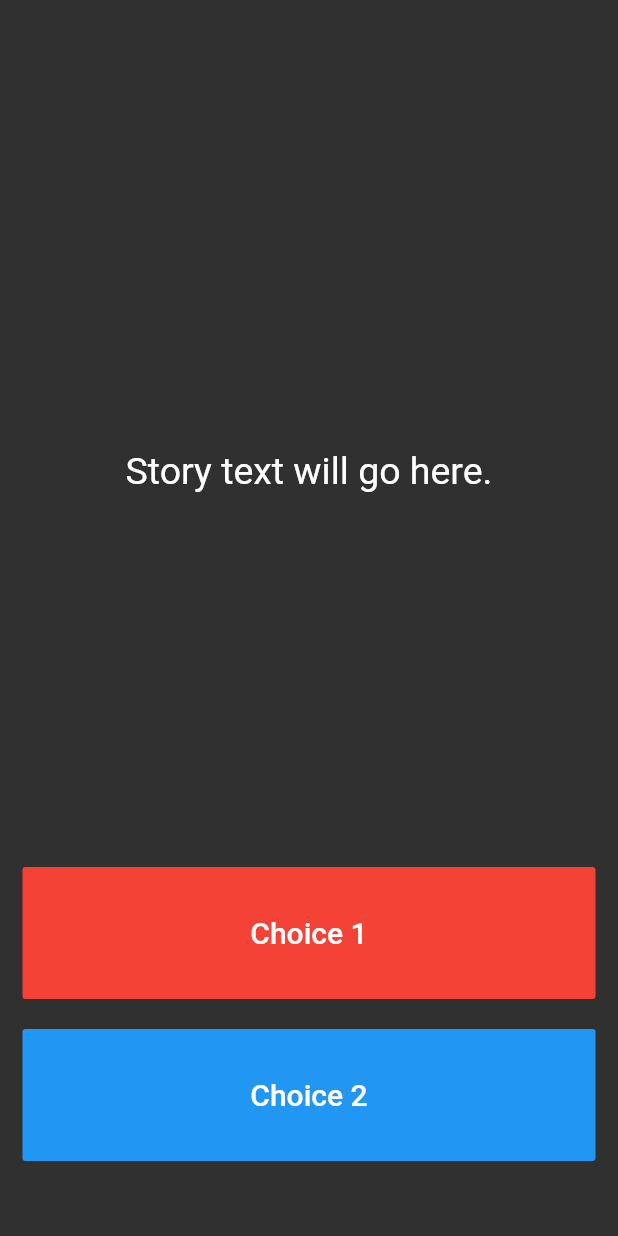
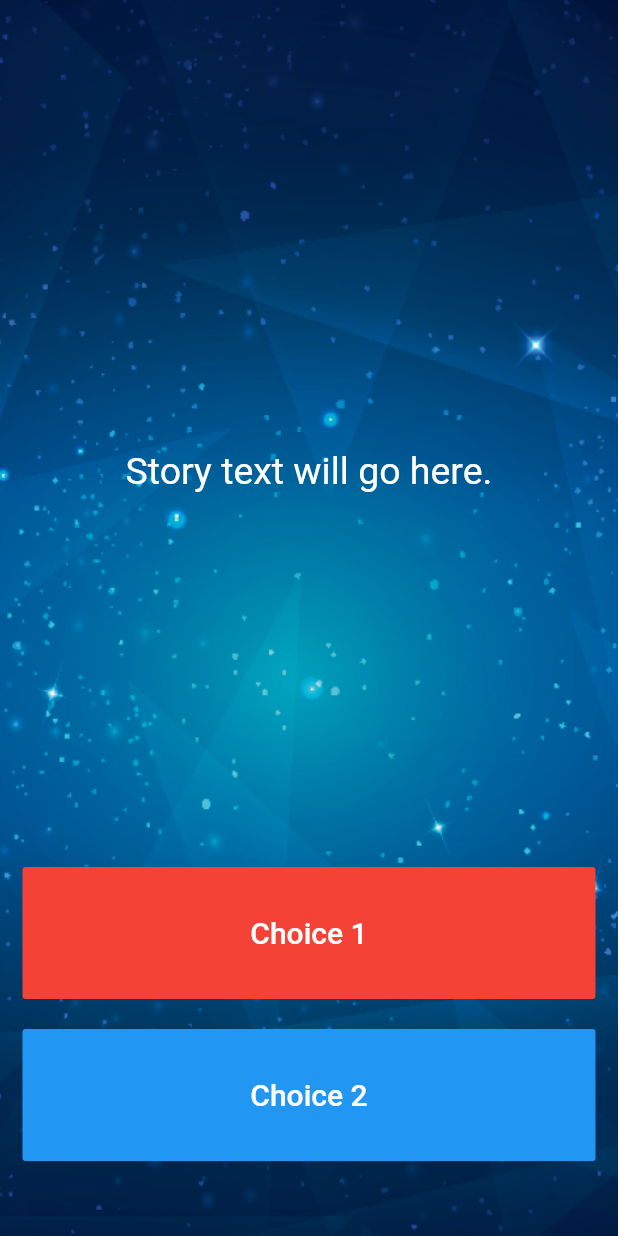
Before and after one commit to scottcal/flutter, a Flutter app: the screen it shows after launch, on a phone screen of 412 x 824 dp. Run offline on Flutter 3.47's test engine with Material 2 defaults, Android fonts, the phone set to English and light mode, and no system bars; our stand-ins replace audioplayers, rflutter_alert.

Commit message:
updated background pic in destini

```diff
--- a/destini-challenge/lib/main.dart
+++ b/destini-challenge/lib/main.dart
@@ -24,6 +24,10 @@ class _StoryPageState extends State<StoryPage> {
   Widget build(BuildContext context) {
     return Scaffold(
       body: Container(
+        decoration: BoxDecoration(
+          image: DecorationImage(
+              image: AssetImage('images/background.png'), fit: BoxFit.cover),
+        ),
         //TODO: Step 1 - Add background.png to this Container as a background image.
         padding: EdgeInsets.symmetric(vertical: 50.0, horizontal: 15.0),
         constraints: BoxConstraints.expand(),
```
Also changed, not shown: 4 other files.
